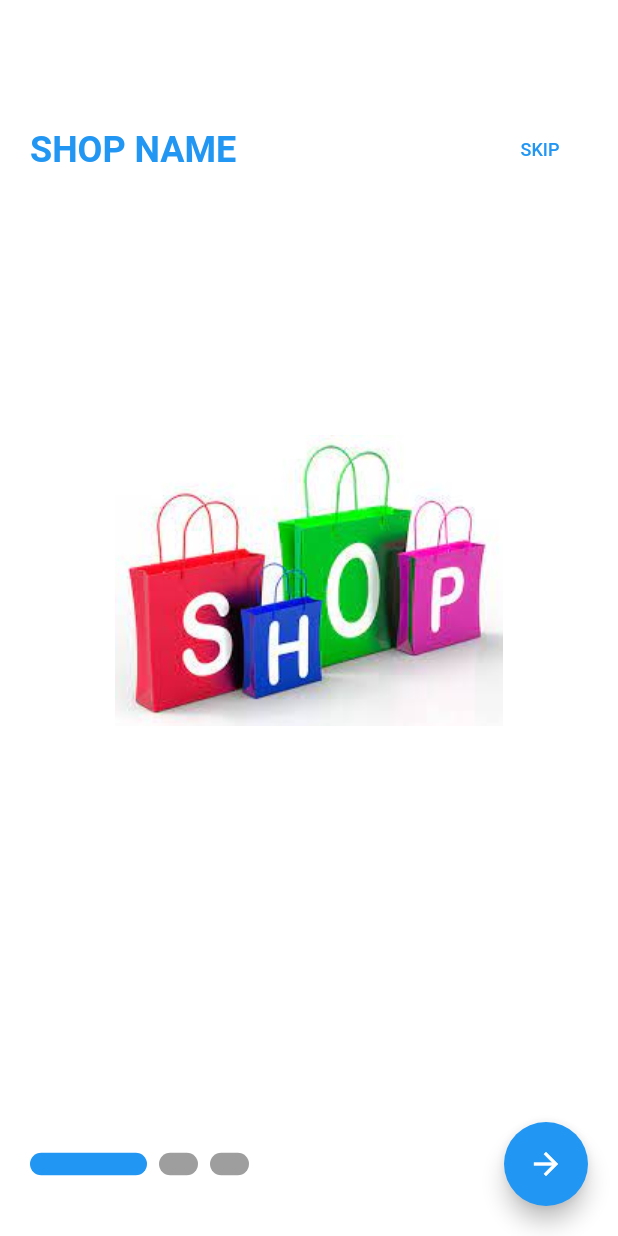
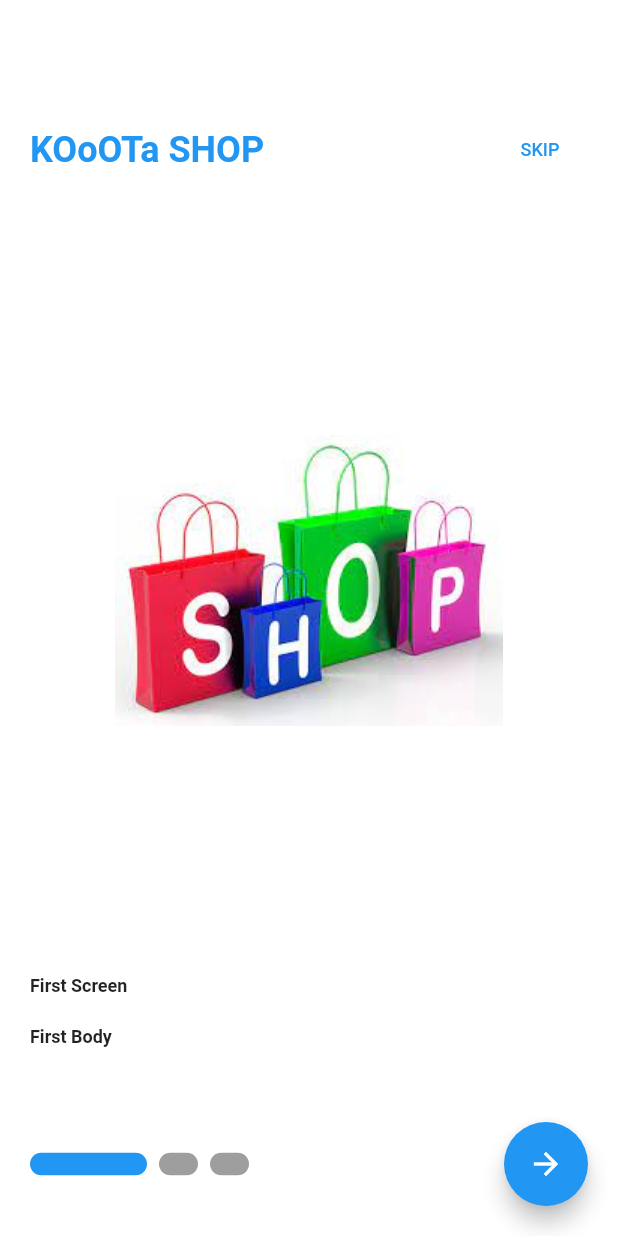
Before and after one commit to mahmoud-khaled19/GoShop, a Flutter app: the screen it shows after launch, on a phone screen of 412 x 824 dp. Run offline on Flutter 3.47's test engine with Material 2 defaults, Android fonts, the phone set to English and light mode, and no system bars; drawn by our look-alikes of smooth_page_indicator; our stand-ins replace carousel_slider, conditional_builder_null_safety, dio, flutter_bloc, fluttertoast, hexcolor and 1 more; network calls fail.

```diff
--- a/lib/layout/shop_layout.dart
+++ b/lib/layout/shop_layout.dart
@@ -16,7 +16,7 @@ class ShopLayout extends StatelessWidget {
         ShopCubit cubit = BlocProvider.of(context);
         return Scaffold(
           appBar: AppBar(
-            title:const Text('Shop Layout'),
+            title:const Text('KOoOTa SHOP'),
             actions: [
               IconButton(icon:const Icon(Icons.search), onPressed: () {
                 navigateTo(context, const SearchScreen());
@@ -35,7 +35,7 @@ class ShopLayout extends StatelessWidget {
               BottomNavigationBarItem(
                   icon: Icon(Icons.home), label: 'Products'),
               BottomNavigationBarItem(
-                  icon: Icon(Icons.apps), label: 'Products'),
+                  icon: Icon(Icons.apps), label: 'Categories'),
               BottomNavigationBarItem(
                   icon: Icon(Icons.favorite), label: 'Favourites'),
               BottomNavigationBarItem(
--- a/lib/main.dart
+++ b/lib/main.dart
@@ -25,7 +25,7 @@ void main() async {
   }
   Widget widget;
   if (onBoarding != null) {
-    if (token.length <= 2) {
+    if (token == null) {
       widget = const ShopAppLoginScreen();
     } else {
       widget = const ShopLayout();
@@ -37,10 +37,10 @@ void main() async {
 }
 
 class MyApp extends StatelessWidget {
-  Widget widget;
+  final Widget widget;
   final bool? isDark;
 
-  MyApp(this.isDark, this.widget, {super.key});
+ const MyApp(this.isDark, this.widget, {super.key});
 
   // This widget is the root of your application.
   @override
@@ -48,7 +48,7 @@ class MyApp extends StatelessWidget {
     return BlocProvider(
         create: (BuildContext context) => ShopCubit()
           ..changeShopTheme(fromShared: isDark)
-          ..homeModel(),
+          ..homeModel()..categoryModel(),
         child: BlocConsumer<ShopCubit, ShopStates>(
           listener: (context, state) {},
           builder: (context, state) {
@@ -56,12 +56,11 @@ class MyApp extends StatelessWidget {
               debugShowCheckedModeBanner: false,
               theme: lightMode,
               darkTheme: darkMode,
-              themeMode: ShopCubit.get(context).isDark
-                  ? ThemeMode.dark
-                  : ThemeMode.light,
+              themeMode: ThemeMode.light,
               home: widget,
             );
           },
         ));
+
   }
 }
--- a/lib/modules/boarding_screen/boarding-screen.dart
+++ b/lib/modules/boarding_screen/boarding-screen.dart
@@ -45,7 +45,7 @@ class _ShopAppBoardingScreenState extends State<ShopAppBoardingScreen> {
             children: [
              Row(
                children: [
-                 Text('SHOP NAME',style: Theme.of(context).textTheme.headline5?.copyWith(
+                 Text('KOoOTa SHOP',style: Theme.of(context).textTheme.headline5?.copyWith(
                    color: Colors.blue,fontWeight: FontWeight.w700
                  )),
                  const Spacer(),
--- a/lib/shared/components/constans.dart
+++ b/lib/shared/components/constans.dart
@@ -7,4 +7,4 @@ void signOut(context){
     navigateAndFinish(context, const ShopAppLoginScreen());
   });
 }
- String token ='' ;
+ String? token ;
--- a/lib/shared/cubit/app_states.dart
+++ b/lib/shared/cubit/app_states.dart
@@ -5,3 +5,6 @@ abstract class ShopStates{}
  class ShopHomeLoadingState extends ShopStates{}
  class ShopHomeSuccessState extends ShopStates{}
  class ShopHomeErrorState extends ShopStates{}
+class ShopCategoryLoadingState extends ShopStates{}
+class ShopCategorySuccessState extends ShopStates{}
+class ShopCategoryErrorState extends ShopStates{}
--- a/lib/shared/network/end_points.dart
+++ b/lib/shared/network/end_points.dart
@@ -1,2 +1,3 @@
 const login = 'login';
 const home = 'home';
+const category = 'categories';
--- a/lib/style/themes.dart
+++ b/lib/style/themes.dart
@@ -25,8 +25,6 @@ ThemeData lightMode = ThemeData(
     ),
     scaffoldBackgroundColor: Colors.white,
     appBarTheme: AppBarTheme(
-
-        titleSpacing: 20,
         iconTheme: IconThemeData(color: lightPrimaryColor, size: 25),
         systemOverlayStyle: const SystemUiOverlayStyle(
             statusBarColor: Colors.white,
@@ -35,8 +33,8 @@ ThemeData lightMode = ThemeData(
         elevation: 0,
         titleTextStyle: TextStyle(
             color: lightPrimaryColor,
-            fontSize: 22,
-            fontWeight: FontWeight.w900)),
+            fontSize: 18,
+            fontWeight: FontWeight.bold)),
     primarySwatch: Colors.blue);
 ThemeData darkMode = ThemeData(
     drawerTheme: DrawerThemeData(
```
Also changed, not shown: lib/models/category_model/category_model.dart (added, +31 -0 lines), lib/modules/categories/categories.dart (+72 -2 lines), lib/modules/products/products.dart (+30 -7 lines), lib/modules/products/products_details/product_details.dart (+7 -8 lines), lib/modules/register_screen/register_screen.dart (+5 -7 lines), lib/shared/cubit/app_cubit.dart (+26 -9 lines).
